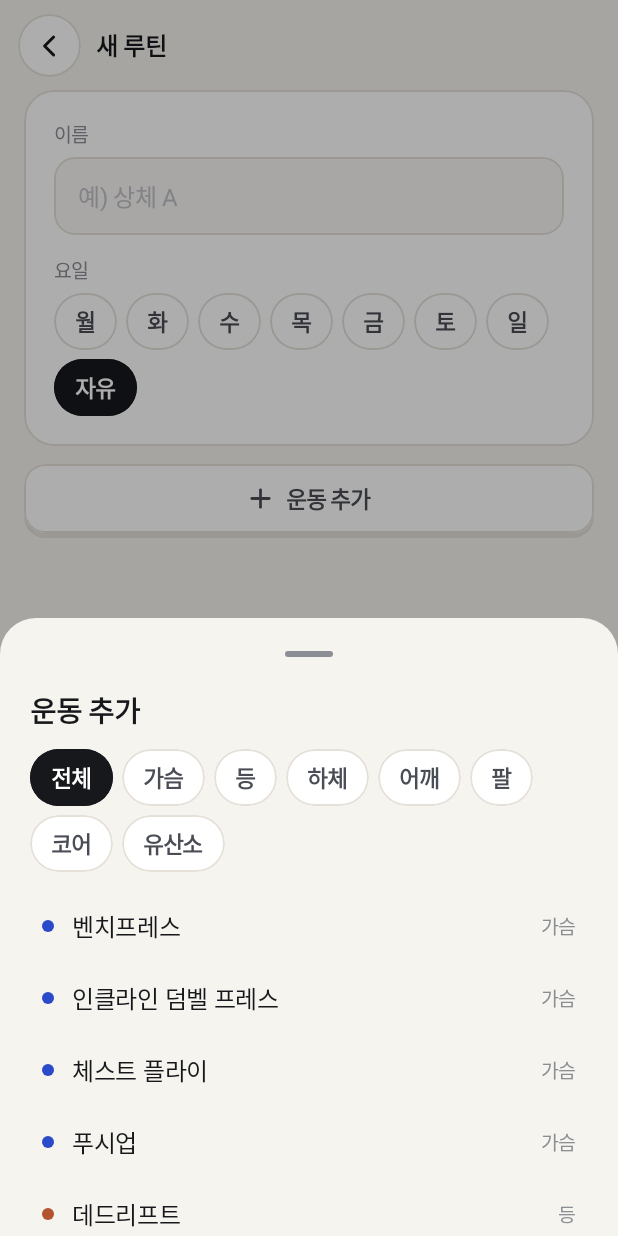
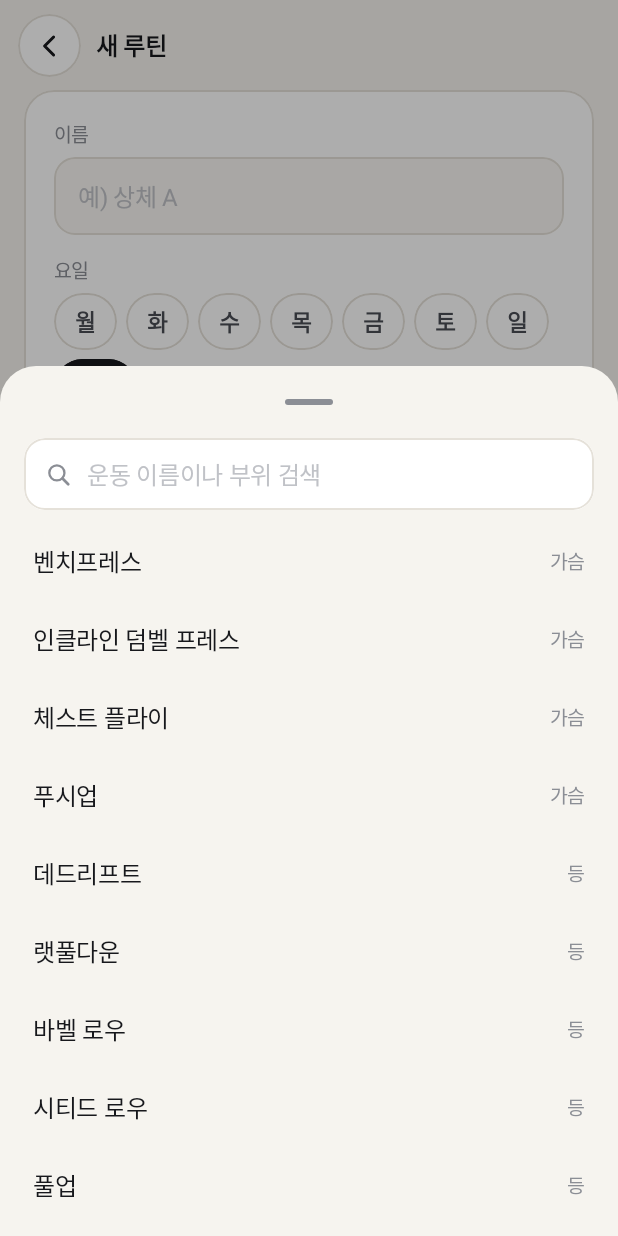
Before and after one commit to hyunho4532/workout-mate-android, an Android app built with Jetpack Compose: the composable RoutineEditScreen called with empty values, after a tap on "운동 추가", on a phone screen of 412 x 824 dp. Run offline under Robolectric (Android 15) with nearby library versions, the phone set to English and light mode, and no system bars.

Commit message:
feat(ui): 운동 고르기 시트를 검색 중심으로 단순화
- 맨 위 검색바(열면 바로 입력) + 목록 하나로 정리, 부위 칩과 직접 입력 칸 제거
- 이름(띄어쓰기 무시)과 부위 이름으로 검색
- 목록에 없는 이름은 '기타' 부위로 바로 추가
- 검색 아이콘 추가

Co-Authored-By: Claude Opus 5.5 <noreply@anthropic.com>

```diff
--- a/app/src/main/java/com/workoutmate/app/data/Models.kt
+++ b/app/src/main/java/com/workoutmate/app/data/Models.kt
@@ -11,6 +11,7 @@ enum class BodyPart(val label: String) {
     Arms("팔"),
     Core("코어"),
     Cardio("유산소"),
+    Other("기타"),     // 직접 입력한 종목
 }
 
 /** 한 세트: 무게(kg) × 횟수. 맨몸 운동은 무게 0 */
--- a/app/src/main/java/com/workoutmate/app/ui/components/Common.kt
+++ b/app/src/main/java/com/workoutmate/app/ui/components/Common.kt
@@ -525,7 +525,7 @@ fun PlayfulProgressRing(
     }
 }
 
-enum class LineIconKind { Camera, Image, Document, Sun, Moon, Auto, Retry, Plus, Edit, Trash, Minus, Check, Timer, Spark, Play }
+enum class LineIconKind { Camera, Image, Document, Sun, Moon, Auto, Retry, Plus, Edit, Trash, Minus, Check, Timer, Spark, Play, Search }
 
 /** 이모지 대신 쓰는 얇은 선 아이콘 */
 @Composable
@@ -601,6 +601,10 @@ fun LineIcon(kind: LineIconKind, color: Color, modifier: Modifier = Modifier.siz
                 drawLine(color, Offset(w * 0.43f, h * 0.42f), Offset(w * 0.43f, h * 0.72f), sw, StrokeCap.Round)
                 drawLine(color, Offset(w * 0.57f, h * 0.42f), Offset(w * 0.57f, h * 0.72f), sw, StrokeCap.Round)
             }
+            LineIconKind.Search -> {
+                drawCircle(color, w * 0.28f, Offset(w * 0.44f, h * 0.44f), style = line)
+                drawLine(color, Offset(w * 0.65f, h * 0.65f), Offset(w * 0.86f, h * 0.86f), sw * 1.2f, StrokeCap.Round)
+            }
             LineIconKind.Minus -> {
                 drawLine(color, Offset(w * 0.18f, h / 2), Offset(w * 0.82f, h / 2), sw * 1.2f, StrokeCap.Round)
             }
--- a/app/src/main/java/com/workoutmate/app/ui/components/WorkoutParts.kt
+++ b/app/src/main/java/com/workoutmate/app/ui/components/WorkoutParts.kt
@@ -5,8 +5,6 @@ import androidx.compose.foundation.clickable
 import androidx.compose.foundation.layout.Arrangement
 import androidx.compose.foundation.layout.Box
 import androidx.compose.foundation.layout.Column
-import androidx.compose.foundation.layout.ExperimentalLayoutApi
-import androidx.compose.foundation.layout.FlowRow
 import androidx.compose.foundation.layout.Row
 import androidx.compose.foundation.layout.Spacer
 import androidx.compose.foundation.layout.fillMaxWidth
@@ -17,7 +15,6 @@ import androidx.compose.foundation.layout.size
 import androidx.compose.foundation.layout.width
 import androidx.compose.foundation.lazy.LazyColumn
 import androidx.compose.foundation.lazy.items
-import androidx.compose.foundation.shape.CircleShape
 import androidx.compose.foundation.shape.RoundedCornerShape
 import androidx.compose.foundation.text.KeyboardOptions
 import androidx.compose.material3.AlertDialog
@@ -40,6 +37,13 @@ import androidx.compose.ui.unit.dp
 import com.workoutmate.app.data.BodyPart
 import com.workoutmate.app.data.Exercises
 import com.workoutmate.app.ui.theme.AppTheme
+import androidx.compose.foundation.border
+import androidx.compose.foundation.text.BasicTextField
+import androidx.compose.material3.rememberModalBottomSheetState
+import androidx.compose.runtime.LaunchedEffect
+import androidx.compose.ui.focus.FocusRequester
+import androidx.compose.ui.focus.focusRequester
+import androidx.compose.ui.graphics.SolidColor
 
 /** 40.0 → "40", 42.5 → "42.5" */
 fun Float.fmt(): String = if (this % 1f == 0f) toInt().toString() else "%.1f".format(this)
@@ -120,67 +124,102 @@ fun NumberDialog(
     )
 }
 
-/** 운동 고르기 시트: 부위로 거르고, 목록에서 고르거나 직접 입력 */
-@OptIn(ExperimentalMaterial3Api::class, ExperimentalLayoutApi::class)
+/**
+ * 운동 고르기 시트: 맨 위 검색바 + 아래 목록 하나.
+ * 부위 이름(예: "가슴")으로 검색해도 되고, 목록에 없으면 입력한 이름 그대로 추가할 수 있어요.
+ */
+@OptIn(ExperimentalMaterial3Api::class)
 @Composable
 fun ExercisePickerSheet(onPick: (String, BodyPart) -> Unit, onDismiss: () -> Unit) {
     val c = AppTheme.colors
-    var part by remember { mutableStateOf<BodyPart?>(null) }
-    var custom by remember { mutableStateOf("") }
-    val list = Exercises.all.filter { part == null || it.part == part }
+    var query by remember { mutableStateOf("") }
+    val focus = remember { FocusRequester() }
+    val q = query.replace(" ", "")
+    val results = if (q.isEmpty()) Exercises.all
+    else Exercises.all.filter { it.name.replace(" ", "").contains(q, ignoreCase = true) || it.part.label.contains(q) }
+    val exact = Exercises.all.any { it.name.replace(" ", "") == q }
 
     ModalBottomSheet(
         onDismissRequest = onDismiss,
+        sheetState = rememberModalBottomSheetState(skipPartiallyExpanded = true),
         containerColor = c.background,
         shape = RoundedCornerShape(topStart = 24.dp, topEnd = 24.dp),
     ) {
-        Column(Modifier.padding(horizontal = 20.dp).padding(bottom = 24.dp)) {
-            Text("운동 추가", style = MaterialTheme.typography.titleLarge, color = c.textPrimary)
-            Spacer(Modifier.height(12.dp))
-            FlowRow(horizontalArrangement = Arrangement.spacedBy(6.dp), verticalArrangement = Arrangement.spacedBy(6.dp)) {
-                SelectChip("전체", selected = part == null) { part = null }
-                BodyPart.entries.forEach { p -> SelectChip(p.label, selected = part == p) { part = p } }
+        Column(Modifier.padding(horizontal = 16.dp)) {
+            // 검색바
+            Row(
+                Modifier
+                    .fillMaxWidth()
+                    .clip(RoundedCornerShape(14.dp))
+                    .background(c.surface)
+                    .border(1.dp, c.divider, RoundedCornerShape(14.dp))
+                    .padding(horizontal = 14.dp, vertical = 12.dp),
+                verticalAlignment = Alignment.CenterVertically,
+            ) {
+                LineIcon(LineIconKind.Search, c.textTertiary, Modifier.size(18.dp))
+                Spacer(Modifier.width(10.dp))
+                Box(Modifier.weight(1f)) {
+                    if (query.isEmpty()) {
+                        Text("운동 이름이나 부위 검색", style = MaterialTheme.typography.bodyLarge, color = c.textDisabled)
+                    }
+                    BasicTextField(
+                        value = query,
+                        onValueChange = { query = it },
+                        singleLine = true,
+                        textStyle = MaterialTheme.typography.bodyLarge.copy(color = c.textPrimary),
+                        cursorBrush = SolidColor(c.primary),
+                        modifier = Modifier.fillMaxWidth().focusRequester(focus),
+                    )
+                }
+                if (query.isNotEmpty()) {
+                    Text(
+                        "지우기",
+                        style = MaterialTheme.typography.labelMedium,
+                        color = c.textTertiary,
+                        modifier = Modifier.clip(RoundedCornerShape(6.dp)).clickable { query = "" }.padding(4.dp),
+                    )
+                }
             }
-            Spacer(Modifier.height(12.dp))
-            LazyColumn(Modifier.heightIn(max = 360.dp)) {
-                items(list, key = { it.name }) { def ->
-                    Row(
-                        Modifier
-                            .fillMaxWidth()
-                            .clip(RoundedCornerShape(12.dp))
-                            .clickable { onPick(def.name, def.part) }
-                            .padding(horizontal = 8.dp, vertical = 12.dp),
-                        verticalAlignment = Alignment.CenterVertically,
-                    ) {
-                        val badge = AppTheme.badgeFor(def.part.label)
-                        Box(
-                            Modifier.size(8.dp).clip(CircleShape).background(badge.strong),
-                        )
-                        Spacer(Modifier.width(12.dp))
-                        Text(def.name, style = MaterialTheme.typography.bodyLarge, color = c.textPrimary, modifier = Modifier.weight(1f))
-                        Text(def.part.label, style = MaterialTheme.typography.labelMedium, color = c.textTertiary)
+            Spacer(Modifier.height(8.dp))
+
+            LazyColumn(Modifier.fillMaxWidth().heightIn(min = 200.dp, max = 460.dp)) {
+                // 목록에 없는 이름이면 그대로 추가
+                if (query.isNotBlank() && !exact) {
+                    item(key = "custom") {
+                        PickerRow(
+                            title = "'${query.trim()}' 추가",
+                            subtitle = "직접 입력",
+                            highlight = true,
+                        ) { onPick(query.trim(), BodyPart.Other) }
                     }
                 }
+                items(results, key = { it.name }) { def ->
+                    PickerRow(def.name, def.part.label) { onPick(def.name, def.part) }
+                }
             }
-            Spacer(Modifier.height(12.dp))
-            Text("목록에 없으면 직접 입력", style = MaterialTheme.typography.labelMedium, color = c.textTertiary)
-            Spacer(Modifier.height(6.dp))
-            Row(verticalAlignment = Alignment.CenterVertically) {
-                AppTextField(
-                    value = custom,
-                    onValueChange = { custom = it },
-                    placeholder = "예) 케이블 크로스오버",
-                    modifier = Modifier.weight(1f),
-                )
-                Spacer(Modifier.width(8.dp))
-                AppButton(
-                    "추가",
-                    onClick = { onPick(custom.trim(), part ?: BodyPart.Core) },
-                    enabled = custom.isNotBlank(),
-                    height = 48.dp,
-                    modifier = Modifier.width(76.dp),
-                )
-            }
+            Spacer(Modifier.height(16.dp))
         }
     }
+    LaunchedEffect(Unit) { runCatching { focus.requestFocus() } }
 }
+
+@Composable
+private fun PickerRow(title: String, subtitle: String, highlight: Boolean = false, onClick: () -> Unit) {
+    val c = AppTheme.colors
+    Row(
+        Modifier
+            .fillMaxWidth()
+            .clip(RoundedCornerShape(10.dp))
+            .clickable(onClick = onClick)
+            .padding(horizontal = 6.dp, vertical = 14.dp),
+        verticalAlignment = Alignment.CenterVertically,
+    ) {
+        Text(
+            title,
+            style = MaterialTheme.typography.bodyLarge,
+            color = if (highlight) c.primary else c.textPrimary,
+            modifier = Modifier.weight(1f),
+        )
+        Text(subtitle, style = MaterialTheme.typography.labelMedium, color = c.textTertiary)
+    }
+}
```
